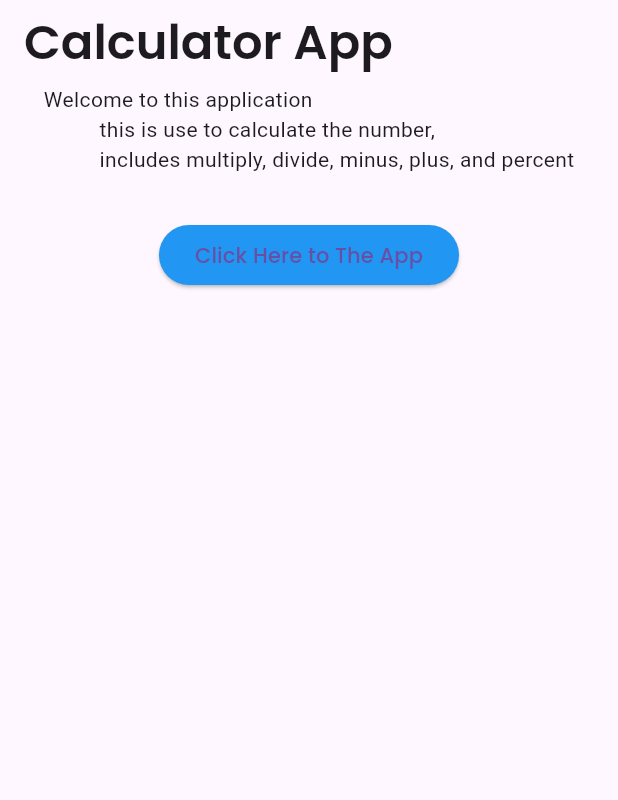
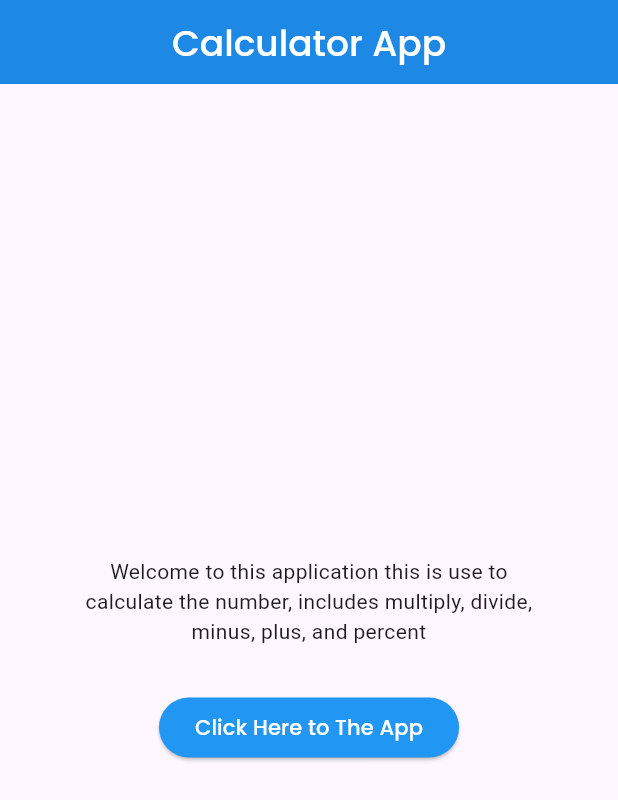
Before and after one commit to Fatah03111995/calculatorapp, a Flutter app: the screen it shows after launch, on a phone screen of 412 x 824 dp. Shown: the top 800 px of the screen. Run offline on Flutter 3.47's test engine with Material 3 defaults, Android fonts, the phone set to English and light mode, and no system bars; our stand-ins replace google_fonts.

Commit message:
homepage_add button and text

```diff
--- a/lib/components/textsyle.dart
+++ b/lib/components/textsyle.dart
@@ -2,5 +2,8 @@ import 'package:flutter/material.dart';
 import 'package:google_fonts/google_fonts.dart';
 
 Widget txtStyle({required String value, TextStyle? style}) {
-  return Text(value, style: GoogleFonts.poppins(textStyle: style));
+  return Text(value,
+      style: GoogleFonts.poppins(
+          textStyle: style ??
+              const TextStyle(fontSize: 24, fontWeight: FontWeight.w500)));
 }
--- a/lib/pages/home_page.dart
+++ b/lib/pages/home_page.dart
@@ -11,15 +11,24 @@ class HomePage extends StatelessWidget {
         title: txtStyle(
             value: 'Calculator App',
             style: const TextStyle(
-              fontSize: 32,
-              fontWeight: FontWeight.w600,
+              fontSize: 24,
+              fontWeight: FontWeight.w500,
+              color: Colors.white,
             )),
+        centerTitle: true,
+        backgroundColor: Colors.blue[600],
       ),
       body: Center(
-        child: Column(children: [
-          const Text('''Welcome to this application
-          this is use to calculate the number,
-          includes multiply, divide, minus, plus, and percent'''),
+        child: Column(mainAxisAlignment: MainAxisAlignment.center, children: [
+          const SizedBox(
+            width: 300,
+            child: Center(
+              child: Text(
+                'Welcome to this application this is use to calculate the number, includes multiply, divide, minus, plus, and percent',
+                textAlign: TextAlign.center,
+              ),
+            ),
+          ),
           const SizedBox(height: 30),
           ElevatedButton(
               style: const ButtonStyle(
@@ -31,7 +40,9 @@ class HomePage extends StatelessWidget {
               child: txtStyle(
                   value: 'Click Here to The App',
                   style: const TextStyle(
-                      fontSize: 14, fontWeight: FontWeight.w500)))
+                      color: Colors.white,
+                      fontSize: 14,
+                      fontWeight: FontWeight.w500)))
         ]),
       ),
     );
```
